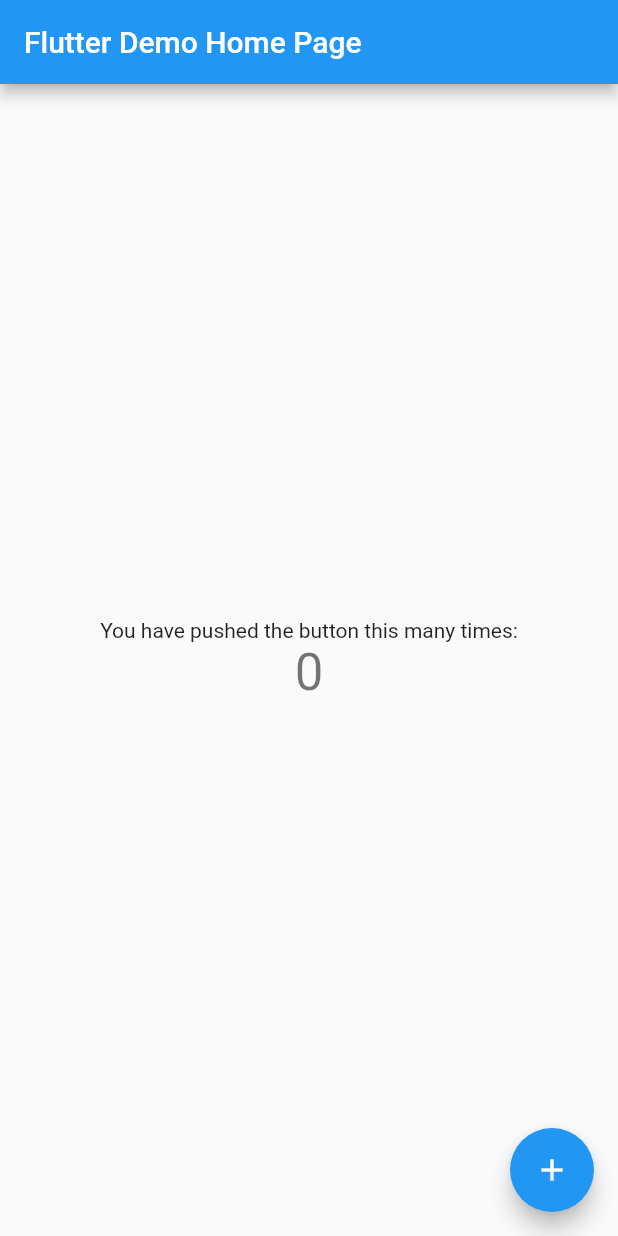
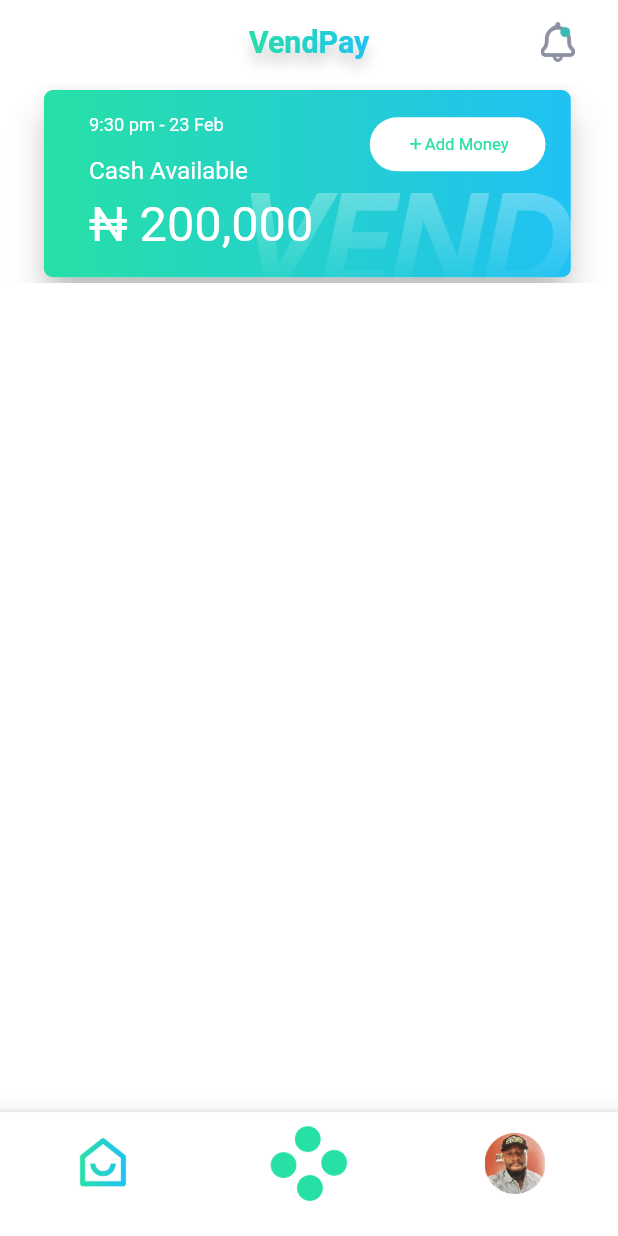
Before and after one commit to Dejbaba/rank_test, a Flutter app: the screen it shows after launch, on a phone screen of 412 x 824 dp. Run offline on Flutter 3.47's test engine with Material 2 defaults, Android fonts, the phone set to English and light mode, and no system bars; our stand-ins replace flutter_screenutil, get_it.

Commit message:
added new colors

```diff
--- a/lib/core/enums/card_type.dart
+++ /dev/null
@@ -1,11 +0,0 @@
-enum CardType {
-  Master,
-  Visa,
-  Verve,
-  Discover,
-  AmericanExpress,
-  DinersClub,
-  Jcb,
-  Others,
-  Invalid
-}
--- a/lib/core/utils/validator.dart
+++ b/lib/core/utils/validator.dart
@@ -1,7 +1,7 @@
 import 'package:flutter/material.dart';
 
 import '../constants/app_constants.dart';
-import 'package:rank_task/core/enums/card_type.dart';
+
 
 class EmailValidator {
   static String validateEmail(String value) {
@@ -85,7 +85,7 @@
   }
 }
 
-class CardValidator {
+/*class CardValidator {
   static String validateCVV(String value) {
     if (value.isEmpty) {
       return emptyTextField;
@@ -308,4 +308,4 @@
 
     return widget;
   }
-}
+}*/
--- a/lib/locator.dart
+++ b/lib/locator.dart
@@ -3,6 +3,7 @@
 import 'package:get_it/get_it.dart';
 import 'package:provider/provider.dart';
 import 'package:provider/single_child_widget.dart';
+import 'package:rank_task/core/viewmodels/bottom_nav_model.dart';
 
 
 GetIt locator = GetIt.instance;
@@ -16,7 +17,7 @@
 
 
   /// register models
-  //locator.registerFactory<MarvelModel>(() => MarvelModel());
+  locator.registerFactory<BottomNavModel>(() => BottomNavModel());
 
 
 
@@ -24,7 +25,7 @@
 
 
 
-//register multi-providers as a single child widget and pass them to main.dart
+///register multi-providers as a single child widget and pass them to main.dart
 final allProviders = <SingleChildWidget>[
-  //ChangeNotifierProvider(create: (_) => MarvelModel()),
+  ChangeNotifierProvider(create: (_) => BottomNavModel()),
 ];
--- a/lib/main.dart
+++ b/lib/main.dart
@@ -1,6 +1,11 @@
 import 'package:flutter/material.dart';
 import 'package:flutter/services.dart';
+import 'package:flutter_screenutil/flutter_screenutil.dart';
 import 'package:rank_task/locator.dart';
+import 'package:provider/provider.dart';
+import 'package:rank_task/ui/views/pages/bottom_nav.dart';
+
+import 'locator.dart';
 
 void main() {
   WidgetsFlutterBinding.ensureInitialized();
@@ -13,9 +18,16 @@
   // This widget is the root of your application.
   @override
   Widget build(BuildContext context) {
-    return MaterialApp(
+    return ScreenUtilInit(
+      builder: ()=> MultiProvider(
+        providers: allProviders,
+        child: MaterialApp(
           title: 'Rank Task',
+          debugShowCheckedModeBanner: false,
           theme: ThemeData(
+            appBarTheme: Theme.of(context)
+                .appBarTheme
+                .copyWith(brightness: Brightness.dark),
             // This is the theme of your application.
             //
             // Try running your application with "flutter run". You'll see the
@@ -27,92 +39,10 @@
             // is not restarted.
             primarySwatch: Colors.blue,
           ),
-      home: MyHomePage(title: 'Flutter Demo Home Page'),
+          home: BottomNav(),
+        ),
+      ),
+      designSize: Size(375, 812),
     );
   }
 }
-
-class MyHomePage extends StatefulWidget {
-  MyHomePage({Key key, this.title}) : super(key: key);
-
-  // This widget is the home page of your application. It is stateful, meaning
-  // that it has a State object (defined below) that contains fields that affect
-  // how it looks.
-
-  // This class is the configuration for the state. It holds the values (in this
-  // case the title) provided by the parent (in this case the App widget) and
-  // used by the build method of the State. Fields in a Widget subclass are
-  // always marked "final".
-
-  final String title;
-
-  @override
-  _MyHomePageState createState() => _MyHomePageState();
-}
-
-class _MyHomePageState extends State<MyHomePage> {
-  int _counter = 0;
-
-  void _incrementCounter() {
-    setState(() {
-      // This call to setState tells the Flutter framework that something has
-      // changed in this State, which causes it to rerun the build method below
-      // so that the display can reflect the updated values. If we changed
-      // _counter without calling setState(), then the build method would not be
-      // called again, and so nothing would appear to happen.
-      _counter++;
-    });
-  }
-
-  @override
-  Widget build(BuildContext context) {
-    // This method is rerun every time setState is called, for instance as done
-    // by the _incrementCounter method above.
-    //
-    // The Flutter framework has been optimized to make rerunning build methods
-    // fast, so that you can just rebuild anything that needs updating rather
-    // than having to individually change instances of widgets.
-    return Scaffold(
-      appBar: AppBar(
-        // Here we take the value from the MyHomePage object that was created by
-        // the App.build method, and use it to set our appbar title.
-        title: Text(widget.title),
-      ),
-      body: Center(
-        // Center is a layout widget. It takes a single child and positions it
-        // in the middle of the parent.
-        child: Column(
-          // Column is also a layout widget. It takes a list of children and
-          // arranges them vertically. By default, it sizes itself to fit its
-          // children horizontally, and tries to be as tall as its parent.
-          //
-          // Invoke "debug painting" (press "p" in the console, choose the
-          // "Toggle Debug Paint" action from the Flutter Inspector in Android
-          // Studio, or the "Toggle Debug Paint" command in Visual Studio Code)
-          // to see the wireframe for each widget.
-          //
-          // Column has various properties to control how it sizes itself and
-          // how it positions its children. Here we use mainAxisAlignment to
-          // center the children vertically; the main axis here is the vertical
-          // axis because Columns are vertical (the cross axis would be
-          // horizontal).
-          mainAxisAlignment: MainAxisAlignment.center,
-          children: <Widget>[
-            Text(
-              'You have pushed the button this many times:',
-            ),
-            Text(
-              '$_counter',
-              style: Theme.of(context).textTheme.headline4,
-            ),
-          ],
-        ),
-      ),
-      floatingActionButton: FloatingActionButton(
-        onPressed: _incrementCounter,
-        tooltip: 'Increment',
-        child: Icon(Icons.add),
-      ), // This trailing comma makes auto-formatting nicer for build methods.
-    );
-  }
-}
--- a/lib/ui/shared/colors.dart
+++ b/lib/ui/shared/colors.dart
@@ -1,3 +1,7 @@
 import 'package:flutter/material.dart';
 
-const  gulfBlue = Color(0xff011160);
+const turquoiseGreen = Color(0xff27E0A6);
+const turquoiseBlue = Color(0xff20C1F3);
+const shaftGrey = Color(0xff333333);
+const spaceGrey = Color(0xff303437);
+const manateeGrey = Color(0xff8B90A1);
--- /dev/null
+++ b/lib/ui/views/pages/home.dart
@@ -0,0 +1,139 @@
+import 'package:flutter/material.dart';
+import 'package:flutter_screenutil/flutter_screenutil.dart';
+
+import '../../../core/constants/app_constants.dart';
+import '../../shared/colors.dart';
+import '../../shared/colors.dart';
+import '../../shared/colors.dart';
+
+class Home extends StatelessWidget {
+  @override
+  Widget build(BuildContext context) {
+    return ListView(
+      children: [
+        Stack(
+          children: [
+            Container(
+              margin: EdgeInsets.only(left: 23.w, right: 25.w),
+              child: Card(
+                elevation: 10,
+                shadowColor: Colors.black,
+                shape: BeveledRectangleBorder(
+                  borderRadius: BorderRadius.circular(6.0),
+                ),
+                child: Container(
+                  height: 123.h,
+                  width: width(context),
+                  //margin: EdgeInsets.only(left: 23.w, right: 25.w),
+                  decoration: BoxDecoration(
+                    borderRadius: BorderRadius.all(Radius.circular(6)),
+                    gradient: LinearGradient(
+                      begin: Alignment.centerLeft,
+                      end: Alignment.centerRight,
+                      colors: [turquoiseGreen, turquoiseBlue],
+                      tileMode: TileMode.clamp,
+                    ),
+                  ),
+                ),
+              ),
+            ),
+            Positioned(
+                bottom: -3.h,
+                right: 20.w,
+                child: Image.asset(
+                  "assets/images/vend.png",
+                  height: 62.h,
+                  width: 211.w,
+                )),
+            Positioned.fill(
+                left: 27.w,
+                right: 22.w,
+                child: Padding(
+                  padding: EdgeInsets.only(left: 27.w, right: 22.w),
+                  child: Row(
+                    mainAxisAlignment: MainAxisAlignment.spaceBetween,
+                    crossAxisAlignment: CrossAxisAlignment.start,
+                    children: [
+                      Padding(
+                        padding: EdgeInsets.only(top: 20.h),
+                        child: Column(
+                          crossAxisAlignment: CrossAxisAlignment.start,
+                          children: [
+                            Text(
+                              "9:30 pm - 23 Feb",
+                              style: TextStyle(
+                                //fontFamily: "Circular Std",
+                                color: Colors.white,
+                                fontSize: 12.sp,
+                                fontWeight: FontWeight.w400,
+                              ),
+                            ),
+                            SizedBox(
+                              height: 14.h,
+                            ),
+                            Text(
+                              "Cash Available",
+                              style: TextStyle(
+                                //fontFamily: "Circular Std",
+                                color: Colors.white,
+                                fontSize: 16.sp,
+                                fontWeight: FontWeight.w400,
+                              ),
+                            ),
+                            SizedBox(
+                              height: 7.h,
+                            ),
+                            Text(
+                              "₦ 200,000",
+                              style: TextStyle(
+                                //fontFamily: "Circular Std",
+                                color: Colors.white,
+                                fontSize: 32.sp,
+                                fontWeight: FontWeight.w400,
+                              ),
+                            ),
+                          ],
+                        ),
+                      ),
+                      Padding(
+                        padding: EdgeInsets.only(top: 16.h),
+                        child: TextButton(
+                          child: Padding(
+                            padding: EdgeInsets.symmetric(horizontal: 15.w),
+                            child: Row(
+                                mainAxisSize: MainAxisSize.min,
+                                children: <Widget>[
+                                  Icon(
+                                    Icons.add,
+                                    size: 12.sp,
+                                    color: turquoiseGreen,
+                                  ),
+                                  Text(
+                                    'Add Money',
+                                    style: TextStyle(
+                                      //fontFamily: "Circular Std",
+                                      color: turquoiseGreen,
+                                      fontSize: 11.sp,
+                                      fontWeight: FontWeight.w400,
+                                    ),
+                                  ),
+                                ]),
+                          ),
+                          style: TextButton.styleFrom(
+                            backgroundColor: Colors.white,
+                            shape: RoundedRectangleBorder(
+                                borderRadius:
+                                    BorderRadius.all(Radius.circular(100))),
+                          ),
+                          onPressed: () {},
+                        ),
+                      )
+                    ],
+                  ),
+                ))
+          ],
+        ),
+      ],
+    );
+  }
+}
--- /dev/null
+++ b/lib/ui/views/widgets/gradient_text.dart
@@ -0,0 +1,37 @@
+import 'package:flutter/material.dart';
+import 'package:flutter_screenutil/flutter_screenutil.dart';
+
+class GradientText extends StatelessWidget {
+  GradientText(
+      this.text, {
+        @required this.gradient,
+      });
+
+  final String text;
+  final Gradient gradient;
+
+  @override
+  Widget build(BuildContext context) {
+    return ShaderMask(
+      shaderCallback: (bounds) => gradient.createShader(
+        Rect.fromLTWH(0, 0, bounds.width, bounds.height),
+      ),
+      child: Text(
+        text,
+        style: TextStyle(
+          //fontFamily: "Circular Std",
+          color: Colors.white,
+          fontSize: 20.sp,
+          fontWeight: FontWeight.w700,
+          shadows: <Shadow>[
+            Shadow(
+              offset: Offset(0, 7.0),
+              blurRadius: 10.0,
+              color: Colors.black.withOpacity(0.2),
+            ),
+          ],
+        ),
+      ),
+    );
+  }
+}
```
Lines whose indentation alone changed are shown as unchanged.
